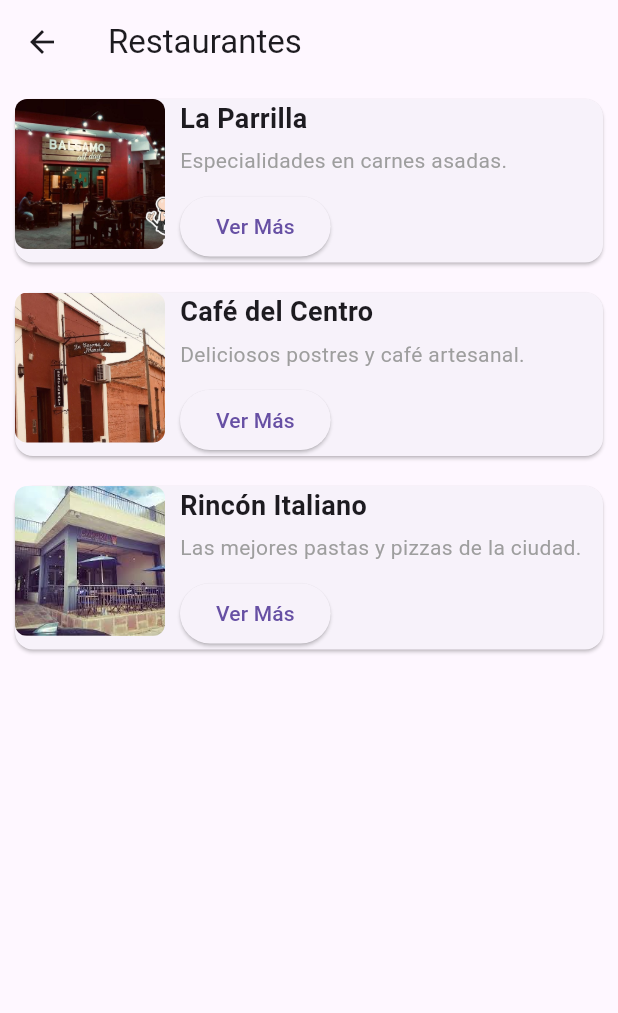
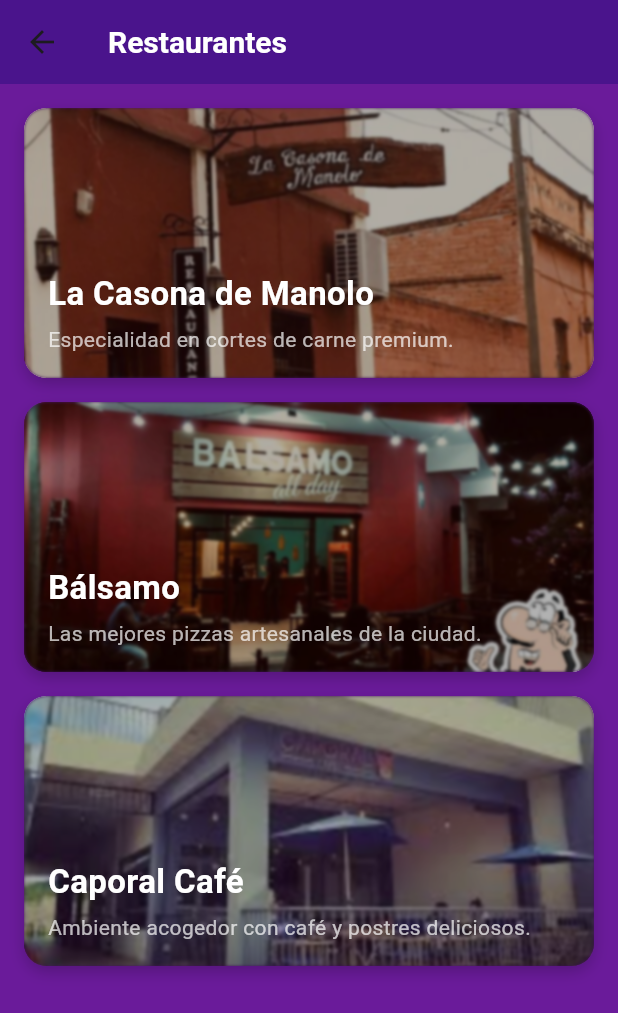
Before and after one commit to AybarBr/appdelcarmen, a Flutter app: the RestaurantsScreen screen opened by its route, on a phone screen of 412 x 824 dp. Shown: the top 1013 px of the screen. Run offline on Flutter 3.47's test engine with Material 3 defaults, Android fonts, the phone set to English and light mode, and no system bars; our stand-ins replace firebase_core; accounts and stored records are empty.

Commit message:
mejoras en pantallas de lugares y restaurantes

```diff
--- a/lib/home_screen.dart
+++ b/lib/home_screen.dart
@@ -1,5 +1,6 @@
 import 'package:flutter/material.dart';
-import 'dart:ui'; // Necesario para BackdropFilter y blur
+import 'dart:ui';
+
 
 class HomeScreen extends StatefulWidget {
   const HomeScreen({super.key});
--- a/lib/main.dart
+++ b/lib/main.dart
@@ -2,6 +2,7 @@ import 'package:flutter/material.dart';
 import 'home_screen.dart';
 import 'places_screen.dart';
 import 'restaurants_screen.dart';
+
 
 void main() {
   runApp(const MyApp());
--- a/lib/restaurants_screen.dart
+++ b/lib/restaurants_screen.dart
@@ -1,4 +1,5 @@
 import 'package:flutter/material.dart';
+import 'dart:ui'; // Para BackdropFilter y desenfoques
 
 class RestaurantsScreen extends StatelessWidget {
   const RestaurantsScreen({super.key});
@@ -7,74 +8,111 @@ class RestaurantsScreen extends StatelessWidget {
   Widget build(BuildContext context) {
     final List<Map<String, String>> restaurants = [
       {
-        'name': 'La Parrilla',
-        'description': 'Especialidades en carnes asadas.',
+        'name': 'La Casona de Manolo',
+        'description': 'Especialidad en cortes de carne premium.',
+        'image': 'assets/images/manolo.jpg',
+      },
+      {
+        'name': 'Bálsamo',
+        'description': 'Las mejores pizzas artesanales de la ciudad.',
         'image': 'assets/images/balsamo.jpg',
       },
       {
-        'name': 'Café del Centro',
-        'description': 'Deliciosos postres y café artesanal.',
-        'image': 'assets/images/manolo.jpg',
-      },
-      {
-        'name': 'Rincón Italiano',
-        'description': 'Las mejores pastas y pizzas de la ciudad.',
+        'name': 'Caporal Café',
+        'description': 'Ambiente acogedor con café y postres deliciosos.',
         'image': 'assets/images/caporal.jpg',
       },
     ];
 
     return Scaffold(
+      backgroundColor: const Color(0xFF6A1B9A), // Fondo morado oscuro
       appBar: AppBar(
-        title: const Text('Restaurantes'),
+        backgroundColor: const Color(0xFF4A148C), // Morado más oscuro
+        title: const Text(
+          'Restaurantes',
+          style: TextStyle(
+            fontWeight: FontWeight.bold,
+            fontSize: 20,
+            color: Colors.white,
+          ),
+        ),
+        elevation: 0,
       ),
       body: ListView.builder(
+        padding: const EdgeInsets.all(16),
         itemCount: restaurants.length,
         itemBuilder: (context, index) {
           final restaurant = restaurants[index];
-          return Card(
-            margin: const EdgeInsets.all(10),
-            child: Row(
-              crossAxisAlignment: CrossAxisAlignment.start,
+          return GestureDetector(
+            onTap: () {
+              // Acción al tocar un restaurante
+            },
+            child: Container(
+              margin: const EdgeInsets.only(bottom: 16),
+              height: 180,
+              decoration: BoxDecoration(
+                borderRadius: BorderRadius.circular(15),
+                boxShadow: [
+                  BoxShadow(
+                    color: Colors.black.withOpacity(0.2),
+                    blurRadius: 8,
+                    offset: const Offset(0, 4),
+                  ),
+                ],
+              ),
+              child: Stack(
                 children: [
-                // Imagen del restaurante
+                  // Imagen de fondo
                   ClipRRect(
-                  borderRadius: BorderRadius.circular(8),
+                    borderRadius: BorderRadius.circular(15),
                     child: Image.asset(
                       restaurant['image']!,
-                    height: 100,
-                    width: 100,
+                      width: double.infinity,
+                      height: double.infinity,
                       fit: BoxFit.cover,
                     ),
                   ),
-                const SizedBox(width: 10),
-                // Información del restaurante
-                Expanded(
+                  // Filtro de desenfoque
+                  ClipRRect(
+                    borderRadius: BorderRadius.circular(15),
+                    child: BackdropFilter(
+                      filter: ImageFilter.blur(sigmaX: 1, sigmaY: 1),
+                      child: Container(
+                        color: Colors.black.withOpacity(0.3),
+                      ),
+                    ),
+                  ),
+                  // Contenido del texto
+                  Positioned(
+                    bottom: 16,
+                    left: 16,
+                    right: 16,
                     child: Column(
                       crossAxisAlignment: CrossAxisAlignment.start,
                       children: [
                         Text(
                           restaurant['name']!,
                           style: const TextStyle(
-                          fontSize: 18,
+                            fontSize: 22,
                             fontWeight: FontWeight.bold,
+                            color: Colors.white,
                           ),
                         ),
                         const SizedBox(height: 5),
                         Text(
                           restaurant['description']!,
-                        style: const TextStyle(fontSize: 14, color: Colors.grey),
+                          style: const TextStyle(
+                            fontSize: 14,
+                            color: Colors.white70,
                           ),
-                      const SizedBox(height: 10),
-                      ElevatedButton(
-                        onPressed: () {
-                          // Acción para ver más detalles
-                        },
-                        child: const Text('Ver Más'),
+                          maxLines: 2,
+                          overflow: TextOverflow.ellipsis,
                         ),
                       ],
                     ),
                   ),
                 ],
+              ),
             ),
           );
         },
--- a/pubspec.yaml
+++ b/pubspec.yaml
@@ -52,7 +52,6 @@ dev_dependencies:
 
 # The following section is specific to Flutter packages.
 flutter:
-
   # The following line ensures that the Material Icons font is
   # included with your application, so that you can use the icons in
   # the material Icons class.
```
Also changed, not shown: lib/places_screen.dart (+61 -23 lines). Lines whose indentation alone changed are shown as unchanged.
